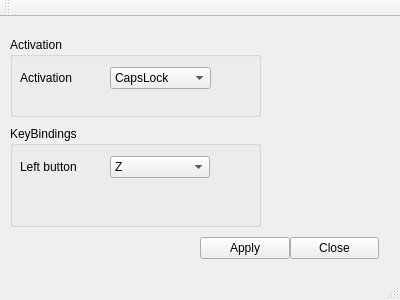
This is xmkeys.ui in AlexZ005/xmkeys as Qt 5 draws it before an edit. The edited form follows.
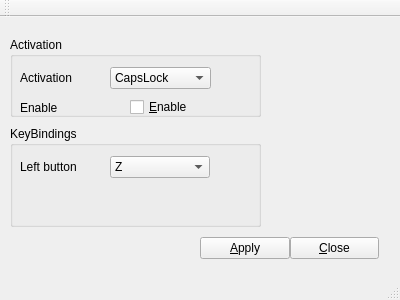
This is the edited form.

Commit message: check xkbset, button enable/disable mousekeys

```diff
--- a/xmkeys.ui
+++ b/xmkeys.ui
@@ -54,6 +54,32 @@
       <string>Activation</string>
      </property>
     </widget>
+    <widget class="QLabel" name="labelActivation_2">
+     <property name="geometry">
+      <rect>
+       <x>10</x>
+       <y>60</y>
+       <width>91</width>
+       <height>21</height>
+      </rect>
+     </property>
+     <property name="text">
+      <string>Enable</string>
+     </property>
+    </widget>
+    <widget class="QCheckBox" name="checkBox">
+     <property name="geometry">
+      <rect>
+       <x>120</x>
+       <y>60</y>
+       <width>85</width>
+       <height>20</height>
+      </rect>
+     </property>
+     <property name="text">
+      <string>&amp;Enable</string>
+     </property>
+    </widget>
    </widget>
    <widget class="QGroupBox" name="keyBindingsBox">
     <property name="geometry">
@@ -111,7 +137,7 @@
      </rect>
     </property>
     <property name="text">
-     <string>Apply</string>
+     <string>&amp;Apply</string>
     </property>
    </widget>
    <widget class="QPushButton" name="closeButton">
@@ -124,7 +150,7 @@
      </rect>
     </property>
     <property name="text">
-     <string>Close</string>
+     <string>&amp;Close</string>
     </property>
    </widget>
   </widget>
```
The commit also changes 3 other files.
